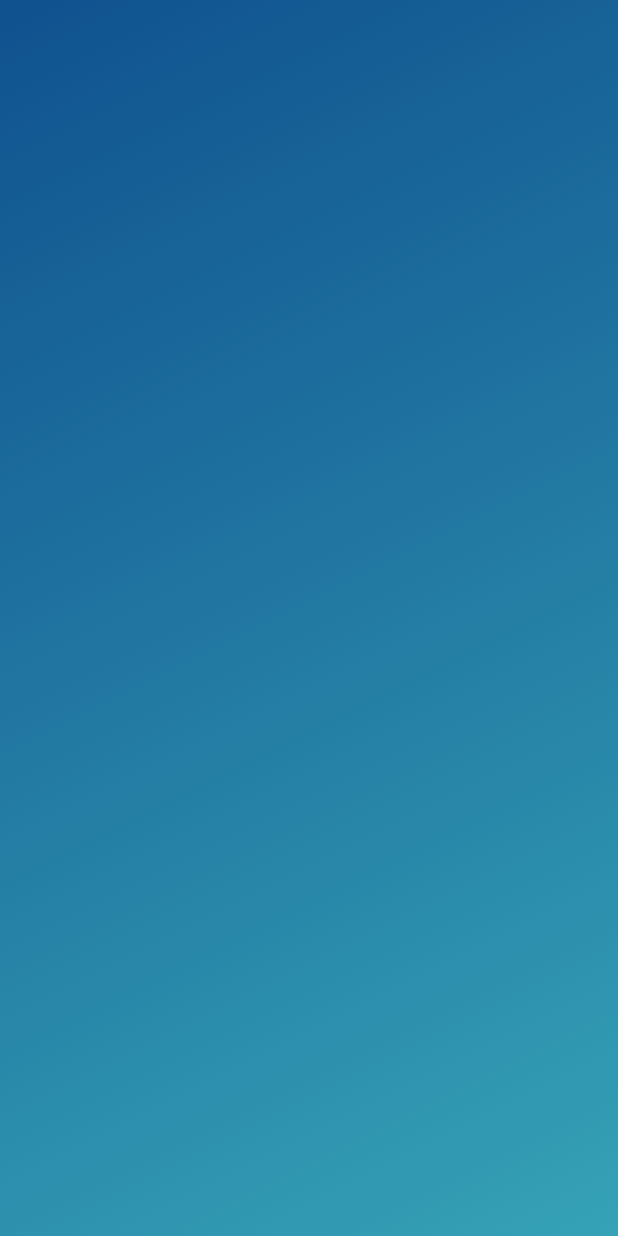
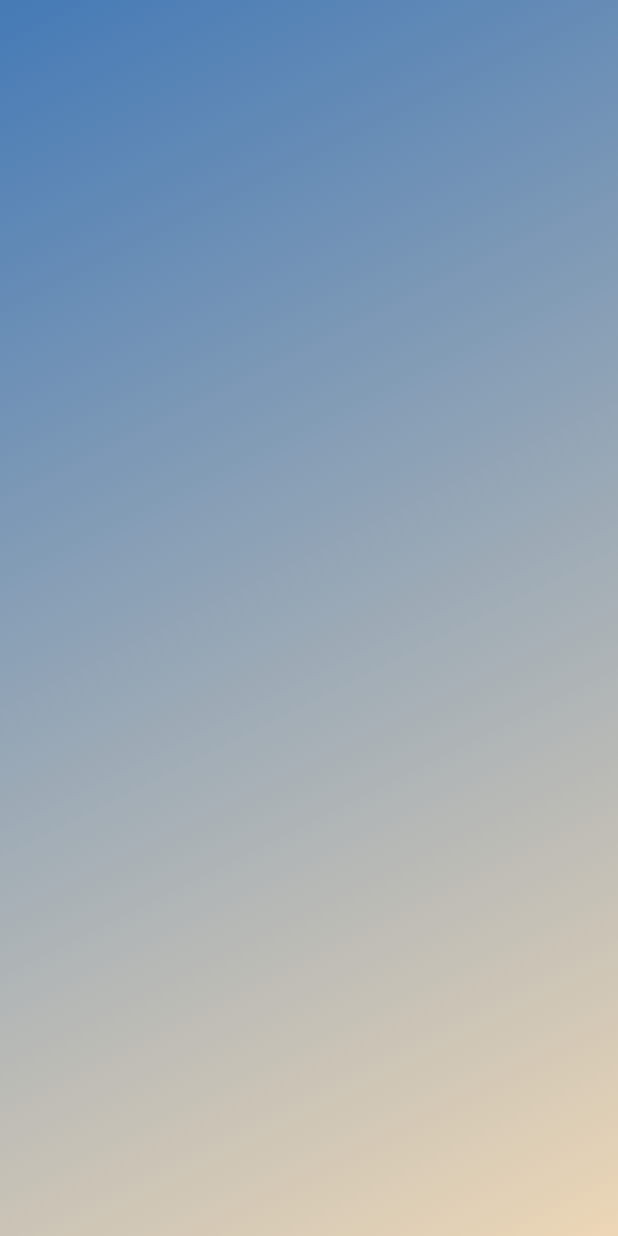
Before and after one commit to RubyMetro/outfitter, a Flutter app: the screen it shows after launch, on a phone screen of 412 x 824 dp. Run offline on Flutter 3.47's test engine with Material 2 defaults, Android fonts, the phone set to English and light mode, and no system bars; network calls fail.

```diff
--- a/lib/main.dart
+++ b/lib/main.dart
@@ -128,7 +128,7 @@ class _MyHomePageState extends State<MyHomePage> {
           gradient: LinearGradient(
             begin: Alignment.topLeft,
             end: Alignment.bottomRight,
-            colors: day.bg,
+            colors: sunrise.bg,
           ),
         ),
         child: const Scaffold(
```
Also changed, not shown: 11 other files.
